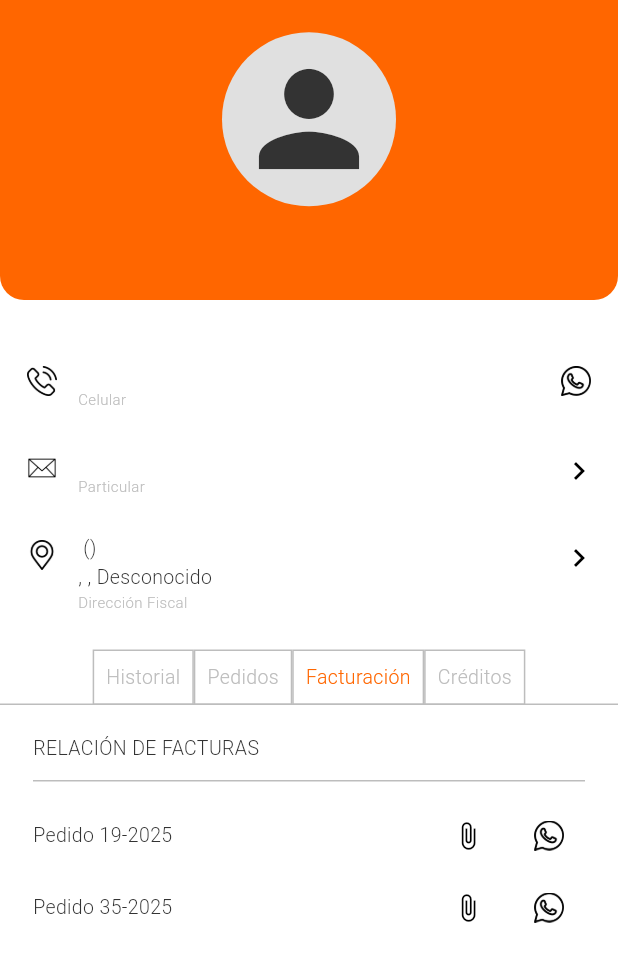
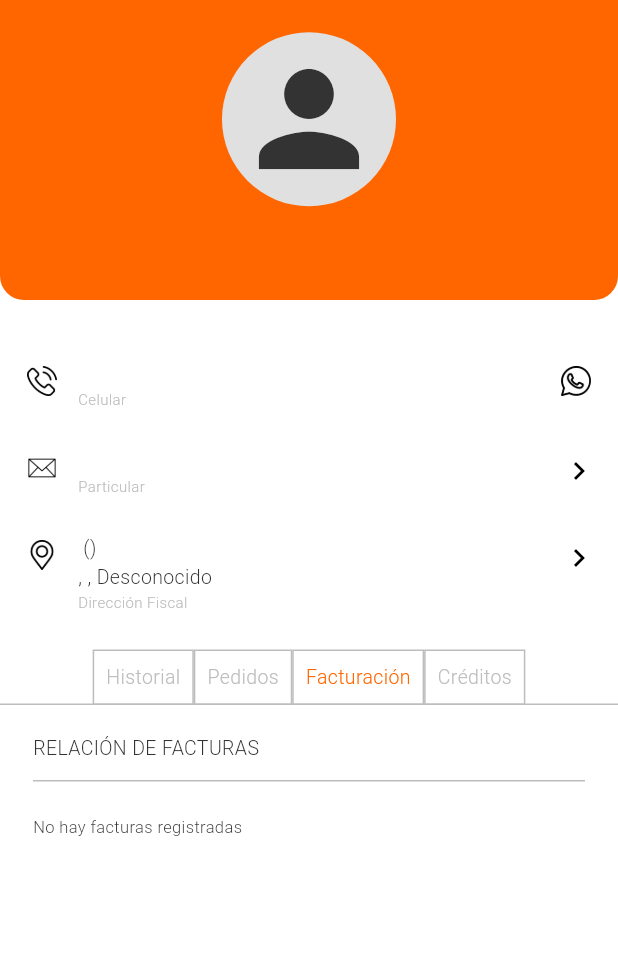
Before and after one commit to digitech-corp/SIGAB, a Flutter app: the EditCustomerScreen screen opened directly with empty values, after a tap on "Pedidos", after a tap on "Facturación", on a phone screen of 412 x 824 dp. Shown: the top 962 px of the screen. Run offline on Flutter 3.47's test engine with Material 3 defaults, Android fonts, the phone set to English and light mode, and no system bars; our stand-ins replace geocoding, google_maps_flutter, image_picker, shared_preferences, syncfusion_flutter_charts; missing offline and left inert: dart:ffi; accounts and stored records are empty; network calls fail; Roboto replaces fonts that are missing (Montserrat).

Commit message:
Guardar método de pago al registrar pedido, adaptación de facturas y créditos en detalle cliente, desarrollo de primer gráfico diario

```diff
--- a/lib/models/order.dart
+++ b/lib/models/order.dart
@@ -2,7 +2,7 @@ import 'package:balanced_foods/models/orderDetail.dart';
 import 'package:balanced_foods/models/paymentInfo.dart';
 import 'package:flutter/material.dart';
 
-class Order{
+class Order {
   int? idOrder;
   int idCustomer;
   String paymentMethod;
@@ -38,48 +38,54 @@ class Order{
     this.timeCreated,
     this.dateCreated,
     required this.details,
-    this.paymentInfo
+    this.paymentInfo,
   });
 
-  factory Order.fromJSON(Map<String, dynamic> json){
-     return Order(
+  factory Order.fromJSON(Map<String, dynamic> json) {
+    TimeOfDay? parseTime(String? time) {
+      if (time == null) return null;
+      final parts = time.split(':');
+      return TimeOfDay(
+        hour: int.tryParse(parts[0]) ?? 0,
+        minute: int.tryParse(parts[1]) ?? 0,
+      );
+    }
+
+    // Deserialización de paymentInfo (espera una lista con un solo objeto)
+    PaymentInfo? paymentInfo;
+    if (json['paymentInfo'] != null && (json['paymentInfo'] as List).isNotEmpty) {
+      final info = (json['paymentInfo'] as List).first;
+      if (info['tipo'] == 'Crédito') {
+        paymentInfo = CreditoPaymentInfo.fromJson(info);
+      } else if (info['tipo'] == 'Contado') {
+        paymentInfo = ContadoPaymentInfo.fromJson(info);
+      }
+    }
+
+    return Order(
       idOrder: json['idOrder'],
-      idCustomer: json['idCustomer'] ?? 0, // Assuming idCustomer is required
+      idCustomer: json['idCustomer'] ?? 0,
       paymentMethod: json['paymentMethod'],
       receiptType: json['receiptType'],
-      subtotal: json['subtotal']?? 0,
-      igv: json['igv']?? 0.0,
-      total: json['total']?? 0.0,
+      subtotal: (json['subtotal'] as num).toDouble(),
+      igv: (json['igv'] as num).toDouble(),
+      total: (json['total'] as num).toDouble(),
       deliveryLocation: json['deliveryLocation'],
       deliveryDate: json['deliveryDate'] != null
-        ? DateTime.tryParse(json['deliveryDate'])
-        : null,
-      deliveryTime: json['deliveryTime'] != null
-        ? Order._parseTimeOfDay(json['deliveryTime'])
-        : null,
+          ? DateTime.tryParse(json['deliveryDate'])
+          : null,
+      deliveryTime: parseTime(json['deliveryTime']),
       additionalInformation: json['additionalInformation'],
       state: json['state'],
       paymentState: json['paymentState'],
-      timeCreated: json['timeCreated'] != null
-        ? Order._parseTimeOfDay(json['timeCreated'])
-        : null,
+      timeCreated: parseTime(json['timeCreated']),
       dateCreated: json['dateCreated'] != null
-        ? DateTime.tryParse(json['dateCreated'])
-        : null,
+          ? DateTime.tryParse(json['dateCreated'])
+          : null,
       details: (json['details'] as List<dynamic>)
           .map((d) => OrderDetail.fromJSON(d))
           .toList(),
-      paymentInfo: (() {
-      final info = json['paymentInfo'];
-        if (info != null) {
-          if (json['paymentMethod'] == 'Contado') {
-            return ContadoPaymentInfo.fromJson(info);
-          } else if (json['paymentMethod'] == 'Crédito') {
-            return CreditoPaymentInfo.fromJson(info);
-          }
-        }
-        return null;
-      })(),
+      paymentInfo: paymentInfo,
     );
   }
 
@@ -104,23 +110,14 @@ class Order{
           ? '${timeCreated!.hour.toString().padLeft(2, '0')}:${timeCreated!.minute.toString().padLeft(2, '0')}:00'
           : null,
       'dateCreated': dateCreated?.toIso8601String().split('T').first,
-      "details": details.map((d) => d.toJson()).toList(),
-      'paymentInfo': paymentInfo?.toJson(),
+      'details': details.map((d) => d.toJson()).toList(),
+      // Exporta como lista para mantener compatibilidad con tu API/mockoon
+      'paymentInfo': paymentInfo != null ? [paymentInfo!.toJson()] : [],
     };
   }
 
   @override
   String toString() {
-    return 'Order{idOrder: $idOrder, idCustomer: $idCustomer, paymentMethod: $paymentMethod, receiptType: $receiptType, subtotal: $subtotal, igv: $igv, total: $total, deliveryLocation: $deliveryLocation, deliveryDate: $deliveryDate, deliveryTime: $deliveryTime, additionalInformation: $additionalInformation, state: $state, paymentState: $paymentState, timeCreated: $timeCreated, dateCreated: $dateCreated, details: $details. paymentInfo: $paymentInfo}';
-  }
-
-  static TimeOfDay _parseTimeOfDay(String timeString) {
-    final parts = timeString.split(":");
-    if (parts.length >= 2) {
-      final hour = int.tryParse(parts[0]) ?? 0;
-      final minute = int.tryParse(parts[1]) ?? 0;
-      return TimeOfDay(hour: hour, minute: minute);
-    }
-    return const TimeOfDay(hour: 0, minute: 0);
+    return 'Order{idOrder: $idOrder, idCustomer: $idCustomer, paymentMethod: $paymentMethod, receiptType: $receiptType, subtotal: $subtotal, igv: $igv, total: $total, deliveryLocation: $deliveryLocation, deliveryDate: $deliveryDate, deliveryTime: $deliveryTime, additionalInformation: $additionalInformation, state: $state, paymentState: $paymentState, timeCreated: $timeCreated, dateCreated: $dateCreated, details: $details, paymentInfo: $paymentInfo}';
   }
 }
--- /dev/null
+++ b/lib/providers/AppSettingsProvider.dart
@@ -0,0 +1,14 @@
+import 'package:flutter/material.dart';
+
+class AppSettingsProvider extends ChangeNotifier {
+  bool _useLocalData = true;
+
+  bool get useLocalData => _useLocalData;
+
+  set useLocalData(bool value) {
+    if (_useLocalData != value) {
+      _useLocalData = value;
+      notifyListeners();
+    }
+  }
+}
--- a/lib/providers/companies_provider.dart
+++ b/lib/providers/companies_provider.dart
@@ -1,12 +1,16 @@
 import 'dart:convert';
 import 'package:balanced_foods/models/company.dart';
+import 'package:balanced_foods/providers/AppSettingsProvider.dart';
 import 'package:flutter/material.dart';
 import 'package:http/http.dart' as http;
 import 'package:flutter/services.dart' show rootBundle;
 
 class CompaniesProvider extends ChangeNotifier{
+  final AppSettingsProvider settingsProvider;
+  CompaniesProvider({required this.settingsProvider});
+  bool get useLocalData => settingsProvider.useLocalData;
+
   bool isLoading = false;
-  bool useLocalData = false;
   List<Company> companies = [];
 
   Future<void> fetchCompanies() async {
--- a/lib/providers/customers_provider.dart
+++ b/lib/providers/customers_provider.dart
@@ -1,12 +1,17 @@
 import 'dart:convert';
 import 'package:balanced_foods/models/customer.dart';
+import 'package:balanced_foods/providers/AppSettingsProvider.dart';
+import 'package:balanced_foods/providers/companies_provider.dart';
 import 'package:flutter/material.dart';
 import 'package:http/http.dart' as http;
 import 'package:flutter/services.dart' show rootBundle;
 
 class CustomersProvider extends ChangeNotifier{
+  final AppSettingsProvider settingsProvider;
+  CustomersProvider({required this.settingsProvider});
+  bool get useLocalData => settingsProvider.useLocalData;
+
   bool isLoading = false;
-  bool useLocalData = false;
   List<Customer> customers = [];
 
   Future<void> fetchCustomers() async {
--- a/lib/providers/departments_provider.dart
+++ b/lib/providers/departments_provider.dart
@@ -1,12 +1,16 @@
 import 'dart:convert';
 import 'package:balanced_foods/models/department.dart';
+import 'package:balanced_foods/providers/AppSettingsProvider.dart';
 import 'package:flutter/material.dart';
 import 'package:http/http.dart' as http;
 import 'package:flutter/services.dart' show rootBundle;
 
 class DepartmentsProvider extends ChangeNotifier{
+  final AppSettingsProvider settingsProvider;
+  DepartmentsProvider({required this.settingsProvider});
+  bool get useLocalData => settingsProvider.useLocalData;
+
   bool isLoading = false;
-  bool useLocalData = false;
   List<Department> departments = [];
 
   int? selectedDepartmentId;
--- a/lib/providers/districts_provider.dart
+++ b/lib/providers/districts_provider.dart
@@ -1,12 +1,16 @@
 import 'dart:convert';
 import 'package:balanced_foods/models/district.dart';
+import 'package:balanced_foods/providers/AppSettingsProvider.dart';
 import 'package:flutter/material.dart';
 import 'package:http/http.dart' as http;
 import 'package:flutter/services.dart' show rootBundle;
 
 class DistrictsProvider extends ChangeNotifier{
+  final AppSettingsProvider settingsProvider;
+  DistrictsProvider({required this.settingsProvider});
+  bool get useLocalData => settingsProvider.useLocalData;
+
   bool isLoading = false;
-  bool useLocalData = false;
   List<District> districts = [];
 
   Future<void> fetchDistricts() async {
--- a/lib/providers/orders_provider.dart
+++ b/lib/providers/orders_provider.dart
@@ -1,12 +1,16 @@
 import 'dart:convert';
 import 'package:balanced_foods/models/order.dart';
+import 'package:balanced_foods/providers/AppSettingsProvider.dart';
 import 'package:flutter/material.dart';
 import 'package:http/http.dart' as http;
 import 'package:flutter/services.dart' show rootBundle;
 
 class OrdersProvider extends ChangeNotifier{
+  final AppSettingsProvider settingsProvider;
+  OrdersProvider({required this.settingsProvider});
+  bool get useLocalData => settingsProvider.useLocalData;
+
   bool isLoading = false;
-  bool useLocalData = false;
   List<Order> orders = [];
 
   Future<void> fetchOrders() async {
@@ -16,6 +20,7 @@ class OrdersProvider extends ChangeNotifier{
       if (useLocalData) {
         final data = await loadJsonFromAssets('assets/datos/orders.json');
         orders = List<Order>.from(data['orders'].map((order) => Order.fromJSON(order)));
+        print("Cantidad de pedidos: ${orders.length}");
       } else {
         final url = Uri.parse('http://10.0.2.2:12346/orders');
         final response = await http.get(url);
--- a/lib/providers/products_provider.dart
+++ b/lib/providers/products_provider.dart
@@ -1,5 +1,6 @@
 import 'dart:convert';
 import 'package:balanced_foods/models/product.dart';
+import 'package:balanced_foods/providers/AppSettingsProvider.dart';
 import 'package:balanced_foods/providers/orders_provider.dart';
 import 'package:balanced_foods/screens/modulo_pedidos/product_catalog_screen.dart';
 import 'package:flutter/material.dart';
@@ -7,8 +8,11 @@ import 'package:http/http.dart' as http;
 import 'package:flutter/services.dart' show rootBundle;
 
 class ProductsProvider extends ChangeNotifier{
+  final AppSettingsProvider settingsProvider;
+  ProductsProvider({required this.settingsProvider});
+  bool get useLocalData => settingsProvider.useLocalData;
+
   bool isLoading = false;
-  bool useLocalData = false;
   List<Product> products = [];
 
   Future<void> fetchProducts() async {
--- a/lib/providers/provinces_provider.dart
+++ b/lib/providers/provinces_provider.dart
@@ -1,12 +1,16 @@
 import 'dart:convert';
 import 'package:balanced_foods/models/province.dart';
+import 'package:balanced_foods/providers/AppSettingsProvider.dart';
 import 'package:flutter/material.dart';
 import 'package:http/http.dart' as http;
 import 'package:flutter/services.dart' show rootBundle;
 
 class ProvincesProvider extends ChangeNotifier{
+  final AppSettingsProvider settingsProvider;
+  ProvincesProvider({required this.settingsProvider});
+  bool get useLocalData => settingsProvider.useLocalData;
+
   bool isLoading = false;
-  bool useLocalData = false;
   List<Province> provinces = [];
 
   Future<void> fetchProvinces() async {
--- a/lib/providers/users_provider.dart
+++ b/lib/providers/users_provider.dart
@@ -1,12 +1,16 @@
 import 'dart:convert';
 import 'package:balanced_foods/models/user.dart';
+import 'package:balanced_foods/providers/AppSettingsProvider.dart';
 import 'package:flutter/material.dart';
 import 'package:http/http.dart' as http;
 import 'package:flutter/services.dart' show rootBundle;
 
 class UsersProvider extends ChangeNotifier{
+  final AppSettingsProvider settingsProvider;
+  UsersProvider({required this.settingsProvider});
+  bool get useLocalData => settingsProvider.useLocalData;
+
   bool isLoading = false;
-  bool useLocalData = false;
   List<User> users= [];
 
 
--- a/lib/screens/modulo_clientes/edit_customer_screen.dart
+++ b/lib/screens/modulo_clientes/edit_customer_screen.dart
@@ -1,3 +1,4 @@
+import 'package:balanced_foods/models/paymentInfo.dart';
 import 'package:balanced_foods/providers/departments_provider.dart';
 import 'package:balanced_foods/providers/districts_provider.dart';
 import 'package:balanced_foods/providers/orders_provider.dart';
@@ -567,6 +568,9 @@ class _RecordCardState extends State<RecordCard> {
     );
   }
   Widget _collectionsDetail() {
+    final ordersProvider = Provider.of<OrdersProvider>(context);
+    final customerOrders = ordersProvider.getOrdersByCustomer(widget.customer.idCustomer!);
+
     return Card(
       color: Colors.transparent,
       elevation: 0,
@@ -576,16 +580,35 @@ class _RecordCardState extends State<RecordCard> {
           children: [
             Text('RELACIÓN DE FACTURAS', style: AppTextStyles.cardTitle),
             Divider(color: AppColors.lightGris, thickness: 1.0, height: 25),
-            Row(
+            customerOrders.isEmpty
+                ? Padding(
+                    padding: const EdgeInsets.symmetric(vertical: 10),
+                    child: Text('No hay facturas registradas', style: AppTextStyles.bodyTable),
+                  )
+                : ListView.builder(
+                    itemCount: customerOrders.length,
+                    shrinkWrap: true,
+                    physics: const NeverScrollableScrollPhysics(),
+                    itemBuilder: (context, index) {
+                      final order = customerOrders[index];
+                      return Padding(
+                        padding: const EdgeInsets.symmetric(vertical: 2),
+                        child: Row(
                           children: [
-                Text('Pedido 19-2025', style: AppTextStyles.base),
+                            // Título de la factura/pedido
+                            Text(
+                              'Pedido ${order.idOrder ?? "-"}-2025',
+                              style: AppTextStyles.base,
+                            ),
                             Spacer(),
+                            // Ícono de adjunto
                             Icon(
                               Icons.attach_file,
                               color: Colors.black,
-                  size: 20
+                              size: 20,
                             ),
                             const SizedBox(width: 20),
+                            // Botón de WhatsApp
                             IconButton(
                               icon: SizedBox(
                                 width: 20,
@@ -594,38 +617,26 @@ class _RecordCardState extends State<RecordCard> {
                               ),
                               onPressed: () {
                                 debugPrint('Abriendo WhatsApp');
+                                // Aquí puedes agregar lógica para enviar la factura por WhatsApp
                               },
                             ),
                           ],
                         ),
-            Row(
-              children: [
-                Text('Pedido 35-2025', style: AppTextStyles.base),
-                Spacer(),
-                Icon(
-                  Icons.attach_file,
-                  color: Colors.black,
-                  size: 20
-                ),
-                const SizedBox(width: 20),
-                IconButton(
-                  icon: SizedBox(
-                    width: 20,
-                    height: 20,
-                    child: Image.asset('assets/images/whatsapp.png', color: Colors.black),
-                  ),
-                  onPressed: () {
-                    debugPrint('Abriendo WhatsApp');
+                      );
                     },
                   ),
-              ],
-            )
           ],
         ),
       ),
     );
   }
   Widget _creditsDetail() {
+    final ordersProvider = Provider.of<OrdersProvider>(context);
+    final customerOrders = ordersProvider
+        .getOrdersByCustomer(widget.customer.idCustomer!)
+        .where((order) => order.paymentMethod == 'Crédito')
+        .toList();
+
     return Card(
       color: Colors.transparent,
       elevation: 0,
@@ -639,8 +650,8 @@ class _RecordCardState extends State<RecordCard> {
             Row(
               mainAxisAlignment: MainAxisAlignment.spaceBetween,
               children: [
-                Text('Fecha  ', style: AppTextStyles.bodyTable),
-                Text('  Número Pedido', style: AppTextStyles.base),
+                Text('Fecha', style: AppTextStyles.bodyTable),
+                Text('Número Pedido', style: AppTextStyles.base),
                 Text('F. Venc', style: AppTextStyles.bodyTable),
                 Text('Monto', style: AppTextStyles.bodyTable),
                 Text('Estado', style: AppTextStyles.bodyTable),
@@ -648,34 +659,57 @@ class _RecordCardState extends State<RecordCard> {
             ),
             Divider(color: AppColors.lightGris, thickness: 1.0, height: 2),
             const SizedBox(height: 10),
-            Row(
+            customerOrders.isEmpty
+                ? Padding(
+                    padding: const EdgeInsets.symmetric(vertical: 10),
+                    child: Text('No hay créditos registrados', style: AppTextStyles.bodyTable),
+                  )
+                : ListView.builder(
+                    itemCount: customerOrders.length,
+                    shrinkWrap: true,
+                    physics: const NeverScrollableScrollPhysics(),
+                    itemBuilder: (context, index) {
+                      final order = customerOrders[index];
+                      String fechaVenc = '--/--/--';
+                      if (order.paymentInfo is CreditoPaymentInfo) {
+                        final creditoInfo = order.paymentInfo as CreditoPaymentInfo;
+                        fechaVenc = DateFormat('dd/MM/yy').format(creditoInfo.fechaPago);
+                        print('Fecha de vencimiento: $fechaVenc');
+                      }
+                      return Padding(
+                        padding: const EdgeInsets.symmetric(vertical: 10),
+                        child: Row(
                           mainAxisAlignment: MainAxisAlignment.spaceBetween,
                           children: [
-                Text('15/03/25', style: AppTextStyles.bodyTable),
-                Text('Pedido 19-2025', style: AppTextStyles.bodyTable),
-                Text('22/03/25', style: AppTextStyles.bodyTable),
-                Text('S/. 357.90', style: AppTextStyles.bodyTable),
-                Icon(
-                  Icons.check_circle,
-                  color: Colors.green,
-                  size: 20
+                            Text(
+                              order.dateCreated != null
+                                  ? DateFormat('dd/MM/yy').format(order.dateCreated!)
+                                  : '--/--/--',
+                              style: AppTextStyles.bodyTable,
                             ),
+                            // Número de pedido
+                            Text(
+                              'Pedido ${order.idOrder ?? "-"}-2025',
+                              style: AppTextStyles.bodyTable,
+                            ),
+                            // Fecha de vencimiento
+                            Text(
+                              fechaVenc,
+                              style: AppTextStyles.bodyTable,
+                            ),
+                            // Monto
+                            Text(
+                              'S/. ${order.total.toStringAsFixed(2)}',
+                              style: AppTextStyles.bodyTable,
+                            ),
+                            // Estado
+                            order.paymentState == 'Pagado'
+                                ? const Icon(Icons.check_circle, color: Colors.green, size: 20)
+                                : const Icon(Icons.cancel, color: Colors.red, size: 20),
                           ],
                         ),
-            const SizedBox(height: 10),
-            Row(
-              mainAxisAlignment: MainAxisAlignment.spaceBetween,
-              children: [
-                Text('18/03/25', style: AppTextStyles.bodyTable),
-                Text('Pedido 45-2025', style: AppTextStyles.bodyTable),
-                Text('25/03/25', style: AppTextStyles.bodyTable),
-                Text('S/. 357.90', style: AppTextStyles.bodyTable),
-                Icon(
-                  Icons.cancel,
-                  color: Colors.red,
-                  size: 20
-                ),
-              ],
+                      );
+                    },
                   ),
           ],
         ),
@@ -723,6 +757,7 @@ class _RecordCardState extends State<RecordCard> {
       receiptKey: _receiptKey,
       observationsKey: _observationsKey,
       paymentKey: _paymentKey,
+      paymentInfoKey: _paymentKey,
       resetForm: _resetForm,
     );
   }
--- a/lib/screens/modulo_dashboard/dashboard_screen.dart
+++ b/lib/screens/modulo_dashboard/dashboard_screen.dart
@@ -1,3 +1,4 @@
+import 'package:balanced_foods/screens/modulo_dashboard/chart_daily.dart';
 import 'package:balanced_foods/screens/modulo_dashboard/paymentMethodG.raphic.dart';
 import 'package:flutter/material.dart';
 import 'package:balanced_foods/screens/sales_module_screen.dart';
@@ -336,9 +337,7 @@ class _DashboardDailyState extends State<DashboardDaily> {
   @override
   Widget build(BuildContext context) {
     return Container(
-      alignment: Alignment.center,
-      margin: EdgeInsets.all(20),
-      child: Image.asset('assets/images/dashboard_daily.jpeg', fit: BoxFit.cover),
+      child: SalesDonutChart(),
     );
   }
 }
--- a/lib/screens/modulo_pedidos/new_order_screen.dart
+++ b/lib/screens/modulo_pedidos/new_order_screen.dart
@@ -24,7 +24,9 @@ class _NewOrderScreenState extends State<NewOrderScreen> {
     WidgetsBinding.instance.addPostFrameCallback((_) {
       final customersProvider = Provider.of<CustomersProvider>(context, listen: false);
       final companiesProvider = Provider.of<CompaniesProvider>(context, listen: false);
+      final productsProvider = Provider.of<ProductsProvider>(context, listen: false);
 
+      productsProvider.fetchProducts();
       customersProvider.fetchCustomers();
       companiesProvider.fetchCompanies();
     });
@@ -346,6 +348,7 @@ class _NewOrderScreenState extends State<NewOrderScreen> {
     final selectedProducts = products.selectedProducts;
     final paymentMethod = _paymentKey.currentState?.selectedPaymentMethod;
     final receiptType = _receiptKey.currentState?.selectedReceiptType;
+    // final paymentInfo = _paymentKey.currentState!.paymentInfo;
 
     // Validar cliente
     if (idCustomer == null) {
@@ -388,7 +391,7 @@ class _NewOrderScreenState extends State<NewOrderScreen> {
       receiptKey: _receiptKey,
       observationsKey: _observationsKey,
       paymentKey: _paymentKey,
-      // paymentInfoKey: _paymentInfoKey,
+      paymentInfoKey: _paymentKey,
       resetForm: _resetForm,
     );
   }
--- a/pubspec.yaml
+++ b/pubspec.yaml
@@ -38,6 +38,7 @@ dependencies:
   google_maps_flutter: ^2.12.2
   geocoding: ^4.0.0
   url_launcher: ^6.3.1
+  syncfusion_flutter_charts: ^29.2.10
 
   # The following adds the Cupertino Icons font to your application.
   # Use with the CupertinoIcons class for iOS style icons.
```
Also changed, not shown: assets/datos/orders.json (+130 -2 lines), lib/main.dart (+61 -18 lines), lib/screens/modulo_dashboard/chart_daily.dart (added, +77 -0 lines), lib/screens/modulo_pedidos/part_order.dart (+14 -12 lines), pubspec.lock. Lines whose indentation alone changed are shown as unchanged.
